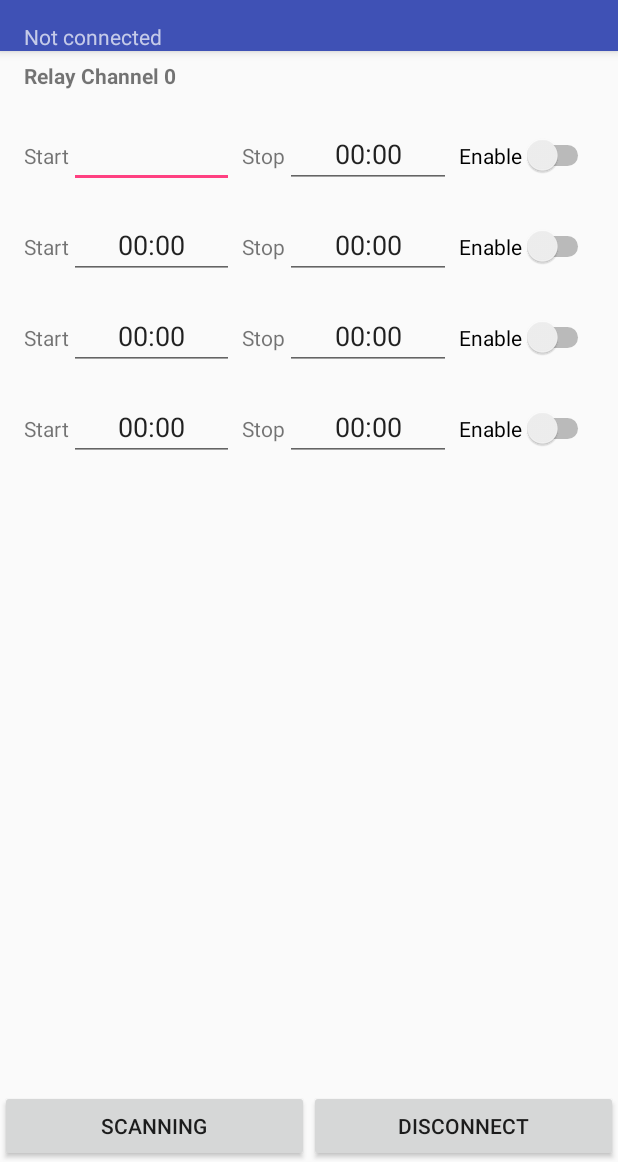
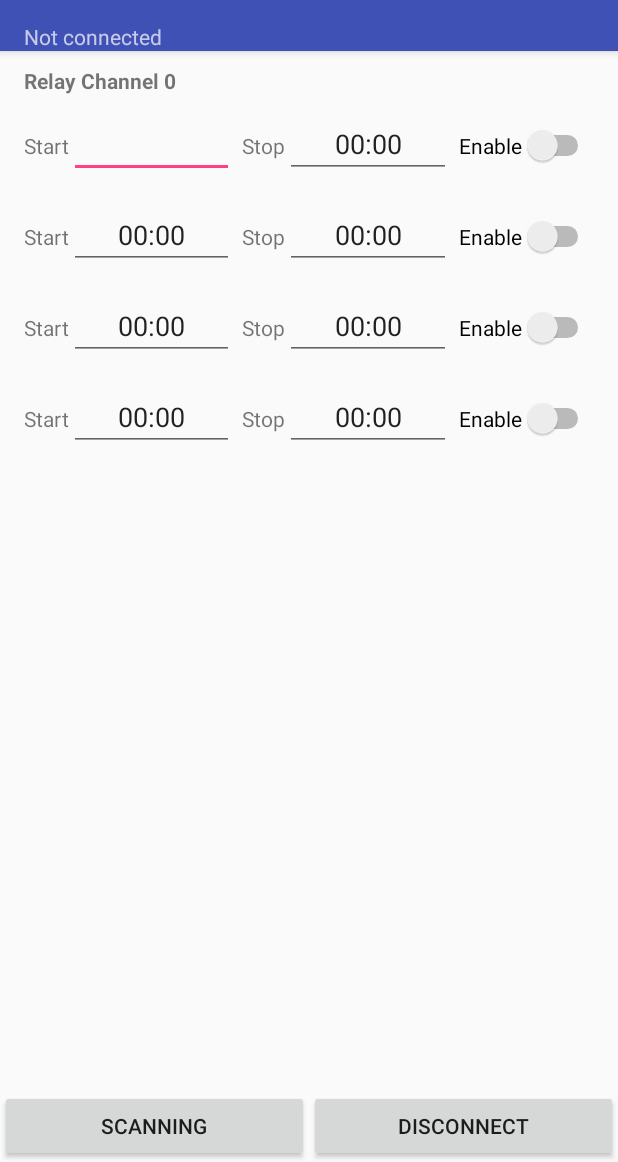
Before and after one commit to LorenzoBianconi/android-projects, an Android app: the screen it shows after launch (ICActivity), on a phone screen of 412 x 824 dp, the part 74-1236 px from its top. Run offline under Robolectric (Android 15) with nearby library versions, the phone set to English and light mode, and no system bars.

Commit message:
IrrigationController: add SwipeRefreshLayout
- add app icon

```diff
--- a/IrrigationController/app/src/main/java/net/lorenzobianconi/irrigationcontroller/ICActivity.java
+++ b/IrrigationController/app/src/main/java/net/lorenzobianconi/irrigationcontroller/ICActivity.java
@@ -9,8 +9,10 @@ import android.content.Context;
 import android.content.IntentFilter;
 import android.content.pm.PackageManager;
 import android.os.AsyncTask;
+import android.os.Handler;
 import android.os.SystemClock;
 import android.support.v4.app.ActivityCompat;
+import android.support.v4.widget.SwipeRefreshLayout;
 import android.support.v7.app.AppCompatActivity;
 import android.support.v7.widget.Toolbar;
 
@@ -80,6 +82,7 @@ public class ICActivity extends AppCompatActivity {
      */
     private ViewPager mViewPager;
     private LinearLayout mProgressBarLayout;
+    private SwipeRefreshLayout mRefreshlayout;
 
     private Button mDisconButton;
     private Button mScanButton;
@@ -215,8 +218,24 @@ public class ICActivity extends AppCompatActivity {
         // primary sections of the activity.
         mSectionsPagerAdapter = new SectionsPagerAdapter(getSupportFragmentManager());
 
-        mProgressBarLayout = (LinearLayout)findViewById(R.id.progress_bar_layout);
+        mProgressBarLayout = (LinearLayout) findViewById(R.id.progress_bar_layout);
         mProgressBarLayout.setVisibility(View.GONE);
+
+        mRefreshlayout = (SwipeRefreshLayout) findViewById(R.id.swiperefresh);
+        mRefreshlayout.setOnRefreshListener(new SwipeRefreshLayout.OnRefreshListener() {
+            public void onRefresh() {
+                if (mRFChannel != null && mSocket.isConnected()) {
+                    mRFChannel.write("<GET>");
+                    new Handler().postDelayed(new Runnable() {
+                        public void run() {
+                            mRefreshlayout.setRefreshing(false);
+                        }
+                    }, 8000);
+                } else {
+                    mRefreshlayout.setRefreshing(false);
+                }
+            }
+        });
 
         // Set up the ViewPager with the sections adapter.
         mViewPager = (ViewPager) findViewById(R.id.container);
--- a/IrrigationController/app/src/main/res/layout/activity_ic.xml
+++ b/IrrigationController/app/src/main/res/layout/activity_ic.xml
@@ -54,12 +54,22 @@
             android:text="Scanning..." />
     </LinearLayout>
 
-    <android.support.v4.view.ViewPager
-        android:id="@+id/container"
+    <android.support.v4.widget.SwipeRefreshLayout
+        xmlns:android="http://schemas.android.com/apk/res/android"
+        android:id="@+id/swiperefresh"
+        android:layout_below="@+id/appbar"
+        android:layout_above="@+id/button_layout"
         android:layout_width="match_parent"
         android:layout_height="match_parent">
 
-    </android.support.v4.view.ViewPager>
+        <android.support.v4.view.ViewPager
+            android:id="@+id/container"
+            android:layout_width="match_parent"
+            android:layout_height="match_parent">
+
+        </android.support.v4.view.ViewPager>
+
+    </android.support.v4.widget.SwipeRefreshLayout>
 
     <LinearLayout
         android:id="@+id/button_layout"
--- a/IrrigationController/app/src/main/res/layout/channel_ic.xml
+++ b/IrrigationController/app/src/main/res/layout/channel_ic.xml
@@ -5,7 +5,7 @@
     android:paddingBottom="@dimen/activity_vertical_margin"
     android:paddingLeft="@dimen/activity_horizontal_margin"
     android:paddingRight="@dimen/activity_horizontal_margin"
-    android:paddingTop="90dp"
+    android:paddingTop="10dp"
     tools:context="net.lorenzobianconi.irrigationcontroller.ICActivity$PlaceholderFragment">
 
     <TextView
@@ -17,7 +17,7 @@
 
     <LinearLayout
         android:id="@+id/phase1"
-        android:paddingTop="20dp"
+        android:paddingTop="10dp"
         android:layout_width="match_parent"
         android:layout_height="wrap_content"
         android:layout_below="@+id/textChannel"
```
Also changed, not shown: IrrigationController/app/src/main/ic_launcher-web.png (added), IrrigationController/app/src/main/res/mipmap-hdpi/ic_launcher.png, IrrigationController/app/src/main/res/mipmap-mdpi/ic_launcher.png, IrrigationController/app/src/main/res/mipmap-xhdpi/ic_launcher.png, IrrigationController/app/src/main/res/mipmap-xxhdpi/ic_launcher.png, IrrigationController/app/src/main/res/mipmap-xxxhdpi/ic_launcher.png.
